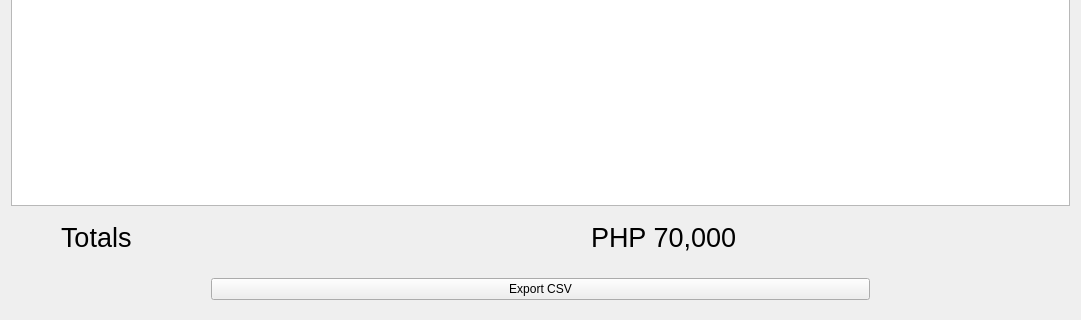
Justin-Kuchmy/JustPay_App, file UI/Dialogs/journal_entries.ui: the form before one commit; both pictures show x 0 to 1081 and y 194 to 514 of the 1081 by 514 pixel window.
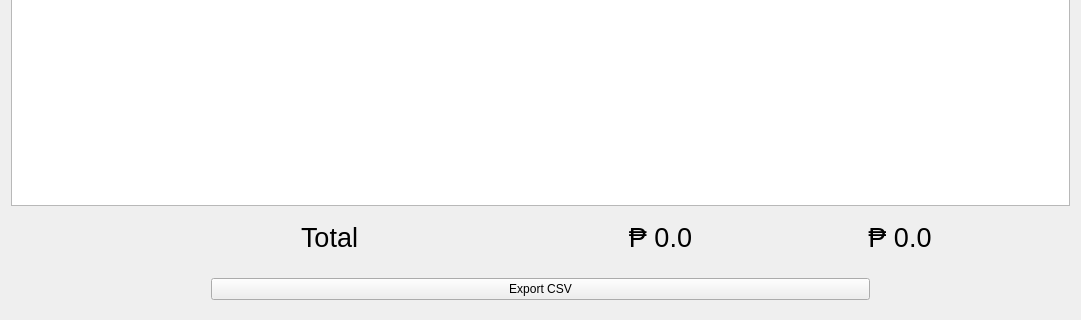
The form after the commit.

The edit to the form file:
```diff
--- a/UI/Dialogs/journal_entries.ui
+++ b/UI/Dialogs/journal_entries.ui
@@ -82,7 +82,7 @@
    <item>
     <layout class="QHBoxLayout" name="horizontalLayout_4">
      <property name="spacing">
-      <number>100</number>
+      <number>0</number>
      </property>
      <property name="leftMargin">
       <number>50</number>
@@ -104,7 +104,7 @@
         </font>
        </property>
        <property name="text">
-        <string>Totals</string>
+        <string/>
        </property>
       </widget>
      </item>
@@ -116,7 +116,40 @@
         </font>
        </property>
        <property name="text">
-        <string>PHP 70,000</string>
+        <string>Total</string>
+       </property>
+      </widget>
+     </item>
+     <item>
+      <widget class="QLabel" name="debitTotalLabel">
+       <property name="font">
+        <font>
+         <pointsize>20</pointsize>
+        </font>
+       </property>
+       <property name="layoutDirection">
+        <enum>Qt::LeftToRight</enum>
+       </property>
+       <property name="text">
+        <string>₱ 0.0</string>
+       </property>
+       <property name="alignment">
+        <set>Qt::AlignCenter</set>
+       </property>
+      </widget>
+     </item>
+     <item>
+      <widget class="QLabel" name="creditTotalLabel">
+       <property name="font">
+        <font>
+         <pointsize>20</pointsize>
+        </font>
+       </property>
+       <property name="text">
+        <string>₱ 0.0</string>
+       </property>
+       <property name="alignment">
+        <set>Qt::AlignCenter</set>
        </property>
       </widget>
      </item>
```
Left out of the diff: 2 changed lines with no effect on the pictures.
